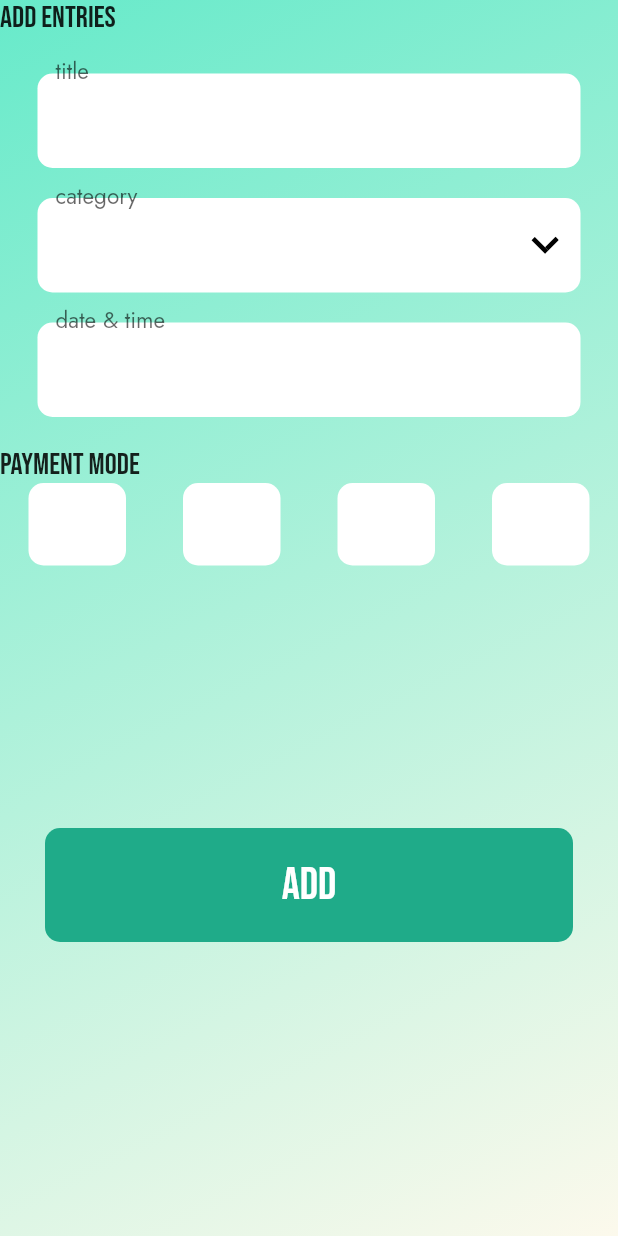
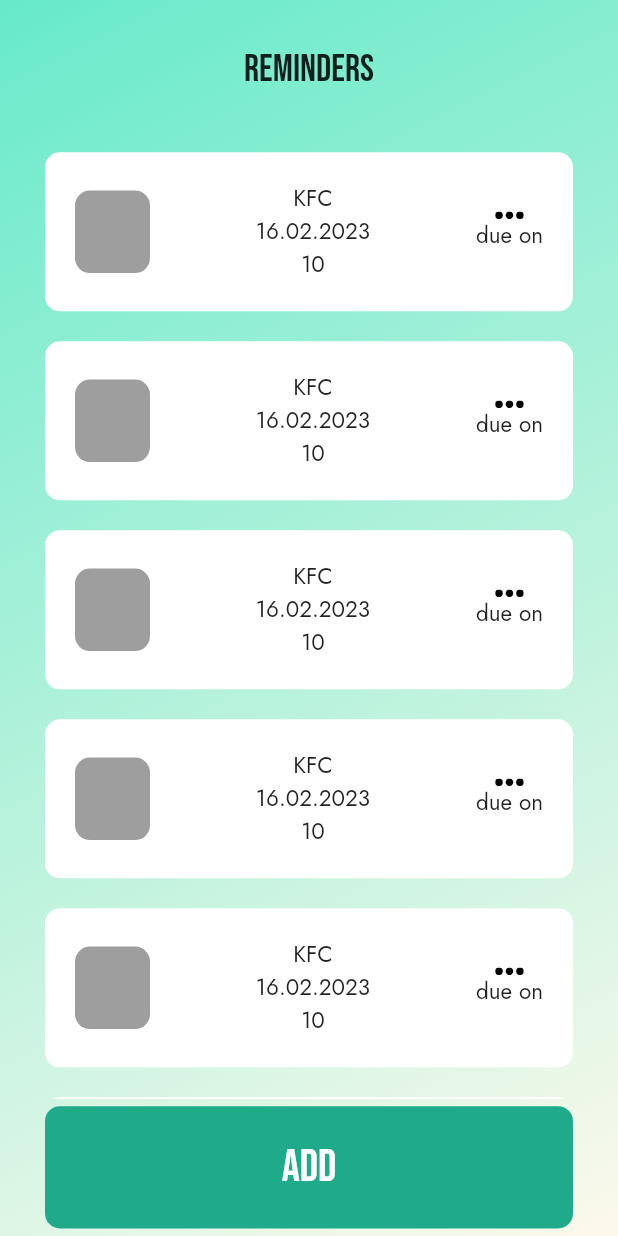
Before and after one commit to arskii/saveit_client, a Flutter app: the screen it shows after launch, on a phone screen of 412 x 824 dp. Run offline on Flutter 3.47's test engine with Material 2 defaults, Android fonts, the phone set to English and light mode, and no system bars; our stand-ins replace dio, flutter_svg, get.

Commit message:
Add reminders screen and reminders card

```diff
--- a/lib/components/main_button.dart
+++ b/lib/components/main_button.dart
@@ -18,8 +18,8 @@
     return InkWell(
       onTap: () => onTap(),
       child: Container(
-        margin: EdgeInsets.all(30),
-        padding: EdgeInsets.symmetric(vertical: 20),
+        margin: EdgeInsets.symmetric(vertical: 5, horizontal: 30),
+        padding: EdgeInsets.symmetric(vertical: 10),
         decoration: BoxDecoration(
           borderRadius: BorderRadius.all(
             Radius.circular(10),
--- /dev/null
+++ b/lib/components/reminders_card.dart
@@ -0,0 +1,60 @@
+import 'package:flutter/material.dart';
+import 'package:flutter_svg/flutter_svg.dart';
+
+class RemindersCard extends StatelessWidget {
+  final String textTitle, textDesc, textPrice, linkDue;
+  RemindersCard({
+    super.key,
+    required this.textTitle,
+    required this.textDesc,
+    required this.textPrice,
+    required this.linkDue,
+  });
+
+  @override
+  Widget build(BuildContext context) {
+    return Container(
+      margin: EdgeInsets.symmetric(horizontal: 30, vertical: 10),
+      padding: EdgeInsets.symmetric(vertical: 20, horizontal: 20),
+      decoration: BoxDecoration(
+        color: Colors.white,
+        borderRadius: BorderRadius.all(
+          Radius.circular(10),
+        ),
+      ),
+      child: Row(
+        mainAxisAlignment: MainAxisAlignment.spaceBetween,
+        children: [
+          Container(
+            height: 55,
+            width: 50,
+            decoration: BoxDecoration(
+              color: Colors.grey,
+              borderRadius: BorderRadius.all(
+                Radius.circular(10),
+              ),
+            ),
+          ),
+          Column(
+            mainAxisAlignment: MainAxisAlignment.spaceBetween,
+            children: [
+              Text(textTitle,
+                  style: TextStyle(fontSize: 15, fontFamily: 'Jost')),
+              Text(textDesc,
+                  style: TextStyle(fontSize: 15, fontFamily: 'Jost')),
+              Text(textPrice,
+                  style: TextStyle(fontSize: 15, fontFamily: 'Jost'))
+            ],
+          ),
+          Column(
+            mainAxisAlignment: MainAxisAlignment.spaceBetween,
+            children: [
+              SvgPicture.asset('assets/icons/dots.svg'),
+              Text(linkDue, style: TextStyle(fontSize: 15, fontFamily: 'Jost'))
+            ],
+          )
+        ],
+      ),
+    );
+  }
+}
--- a/lib/main.dart
+++ b/lib/main.dart
@@ -6,6 +6,7 @@
 import 'package:budgetapp/screens/login_screen.dart';
 import 'package:budgetapp/screens/pincode_screen.dart';
 import 'package:budgetapp/screens/recovery_screen.dart';
+import 'package:budgetapp/screens/reminders_screen.dart';
 import 'package:budgetapp/screens/signup_screen.dart';
 import 'package:budgetapp/screens/verify_screen.dart';
 import 'package:flutter/material.dart';
@@ -28,7 +29,7 @@
         primarySwatch: Colors.green,
         fontFamily: 'BebasNeue',
       ),
-      home: AddEntriesScreen(),
+      home: RemindersScreen(),
     );
   }
 }
--- a/lib/screens/entities_screen.dart
+++ b/lib/screens/entities_screen.dart
@@ -32,8 +32,10 @@
             child: Column(
               mainAxisAlignment: MainAxisAlignment.start,
               children: [
-                Container(
-                  margin: EdgeInsets.symmetric(horizontal: 30),
+                Expanded(
+                  flex: 1,
+                  child: Container(
+                    margin: EdgeInsets.symmetric(horizontal: 30, vertical: 15),
                     decoration: BoxDecoration(
                       color: Colors.white,
                       borderRadius: BorderRadius.all(
@@ -47,26 +49,33 @@
                             onPressed: () {},
                             child: Text(
                               'all',
-                            style: TextStyle(fontSize: 17, color: Colors.black),
+                              style:
+                                  TextStyle(fontSize: 17, color: Colors.black),
                             ),
                           ),
                           TextButton(
                             onPressed: () {},
                             child: Text(
                               'Receive',
-                            style: TextStyle(fontSize: 17, color: Colors.black),
+                              style:
+                                  TextStyle(fontSize: 17, color: Colors.black),
                             ),
                           ),
                           TextButton(
                             onPressed: () {},
                             child: Text(
                               'Sent',
-                            style: TextStyle(fontSize: 17, color: Colors.black),
+                              style:
+                                  TextStyle(fontSize: 17, color: Colors.black),
                             ),
                           ),
                         ]),
                     height: 50,
                   ),
+                ),
+                Expanded(
+                  flex: 7,
+                  child: ListView(children: [
                     EntityCard(
                         textTitle: 'Apple.de',
                         textDesc: '14.02.2023',
@@ -83,9 +92,18 @@
                         textTitle: 'Apple.de',
                         textDesc: '14.02.2023',
                         textPrice: '\$1200'),
-                MainButton(
+                    EntityCard(
+                        textTitle: 'Apple.de',
+                        textDesc: '14.02.2023',
+                        textPrice: '\$1200'),
+                  ]),
+                ),
+                Expanded(
+                  flex: 1,
+                  child: MainButton(
                     text: 'Add Entries',
                     onTap: () {},
+                  ),
                 )
               ],
             ),
--- /dev/null
+++ b/lib/screens/reminders_screen.dart
@@ -0,0 +1,102 @@
+import 'package:budgetapp/components/entity_card.dart';
+import 'package:budgetapp/components/main_button.dart';
+import 'package:budgetapp/components/reminders_card.dart';
+import 'package:budgetapp/constants.dart';
+import 'package:flutter/material.dart';
+
+class RemindersScreen extends StatefulWidget {
+  const RemindersScreen({super.key});
+
+  @override
+  State<RemindersScreen> createState() => _RemindersScreenState();
+}
+
+class _RemindersScreenState extends State<RemindersScreen> {
+  @override
+  Widget build(BuildContext context) {
+    double h = MediaQuery.of(context).size.height;
+    return Scaffold(
+      body: SingleChildScrollView(
+        child: Container(
+          width: MediaQuery.of(context).size.width,
+          height: h,
+          decoration: BoxDecoration(
+            gradient: LinearGradient(
+                begin: Alignment.topLeft,
+                end: Alignment.bottomRight,
+                colors: const [
+                  mainColor,
+                  secondColor,
+                ]),
+          ),
+          child: SafeArea(
+            child: Column(
+              children: [
+                Expanded(
+                  flex: 1,
+                  child: Center(
+                    child: Text(
+                      'Reminders',
+                      style: TextStyle(
+                        fontSize: 25,
+                      ),
+                    ),
+                  ),
+                ),
+                Expanded(
+                  flex: 7,
+                  child: ListView(
+                    children: [
+                      RemindersCard(
+                          textTitle: 'KFC',
+                          textDesc: '16.02.2023',
+                          textPrice: '10',
+                          linkDue: 'due on'),
+                      RemindersCard(
+                          textTitle: 'KFC',
+                          textDesc: '16.02.2023',
+                          textPrice: '10',
+                          linkDue: 'due on'),
+                      RemindersCard(
+                          textTitle: 'KFC',
+                          textDesc: '16.02.2023',
+                          textPrice: '10',
+                          linkDue: 'due on'),
+                      RemindersCard(
+                          textTitle: 'KFC',
+                          textDesc: '16.02.2023',
+                          textPrice: '10',
+                          linkDue: 'due on'),
+                      RemindersCard(
+                          textTitle: 'KFC',
+                          textDesc: '16.02.2023',
+                          textPrice: '10',
+                          linkDue: 'due on'),
+                      RemindersCard(
+                          textTitle: 'KFC',
+                          textDesc: '16.02.2023',
+                          textPrice: '10',
+                          linkDue: 'due on'),
+                      RemindersCard(
+                          textTitle: 'KFC',
+                          textDesc: '16.02.2023',
+                          textPrice: '10',
+                          linkDue: 'due on'),
+                    ],
+                  ),
+                ),
+                Expanded(
+                  flex: 1,
+                  child: Align(
+                    child: MainButton(text: 'Add', onTap: () {}),
+                    alignment: Alignment.bottomCenter,
+                  ),
+                ),
+              ],
+            ),
+          ),
+        ),
+      ),
+    );
+  }
+}
```
Also changed, not shown: assets/icons/dots.svg (added). Lines whose indentation alone changed are shown as unchanged.
